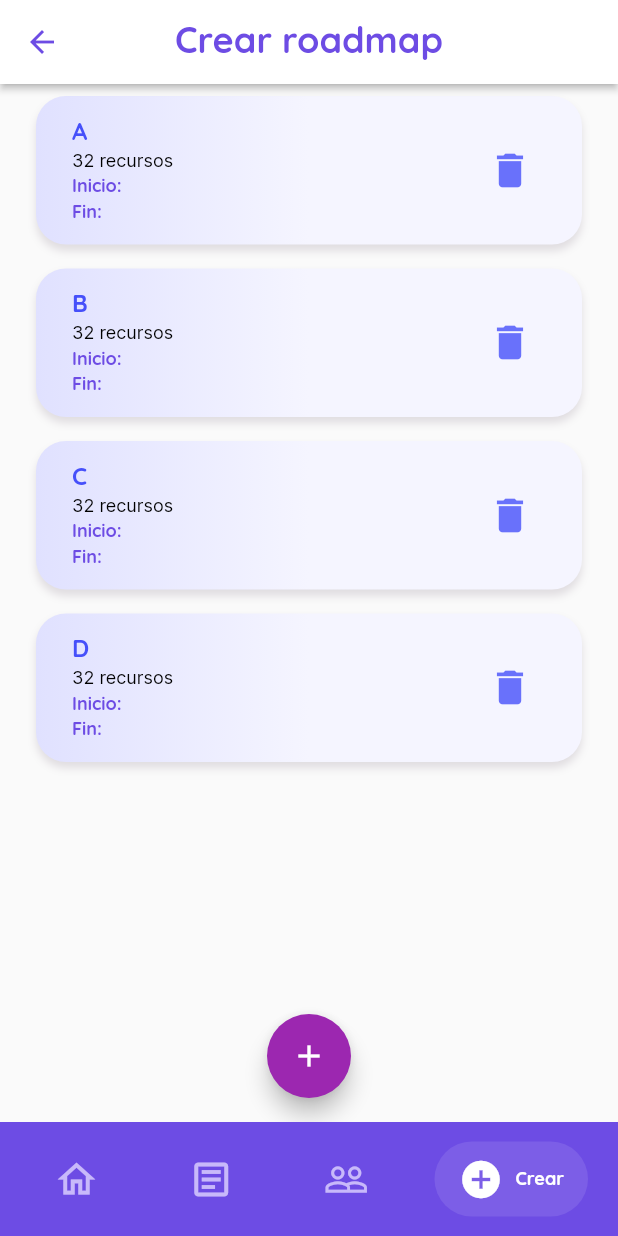
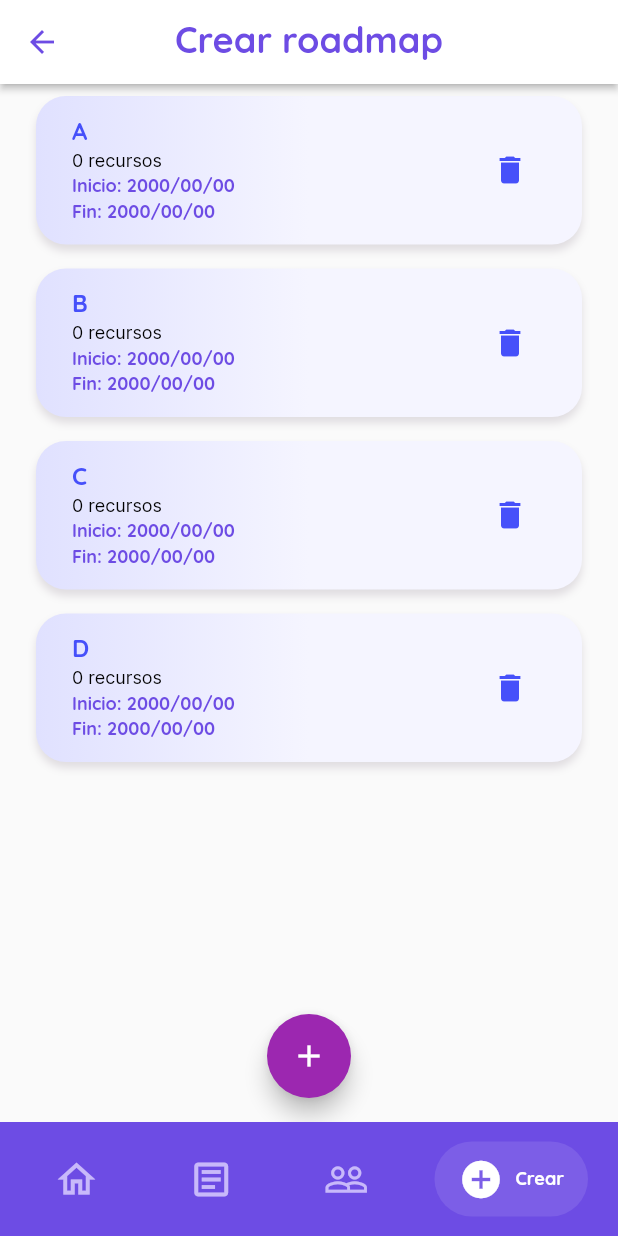
Before and after one commit to SimonRamos88/Aristeia, a Flutter app: the Create2Screen screen opened by its route, on a phone screen of 412 x 824 dp. Run offline on Flutter 3.47's test engine with Material 2 defaults, Android fonts, the phone set to English and light mode, and no system bars; drawn by our look-alikes of salomon_bottom_bar; our stand-ins replace auto_route, cloud_firestore, firebase_auth, firebase_core, flutter_rating_bar, gradient_borders; accounts and stored records are empty.

Commit message:
Atributos fechaInicio, fechaFin y update

```diff
--- a/lib/core/widgets/block_card.dart
+++ b/lib/core/widgets/block_card.dart
@@ -2,7 +2,7 @@ import 'package:aristeia_app/core/utils/app_colors.dart';
 import 'package:aristeia_app/core/utils/app_effects.dart';
 import 'package:aristeia_app/core/utils/app_gradients.dart';
 import 'package:aristeia_app/core/utils/text_styles.dart';
-import 'package:aristeia_app/core/widgets/state_widget.dart';
+import 'package:aristeia_app/core/widgets/etiqueta.dart';
 import 'package:flutter/material.dart';
 
 class BlockCard extends StatelessWidget {
@@ -13,18 +13,24 @@ class BlockCard extends StatelessWidget {
   final void Function()? onTap;
   final bool myRoadmap;
   final String nombreBloque;
-  final String cantidadRecursos;
+  final int cantidadRecursos;
   final bool edit;
-  final void Function()? onDelete;
+  final Function()? onDelete;
+  final Function()? update;
+  final String fechaInicio;
+  final String fechaFin;
 
   const BlockCard({
     super.key,
     this.onTap,
     this.onDelete,
+    this.update,
     this.myRoadmap = true,
     this.nombreBloque = 'Nombre del bloque',
-    this.cantidadRecursos = 'Descripción del roadmap',
-    this.edit = false,
+    this.fechaInicio = "2000/00/00",
+    this.fechaFin = "2000/00/00",
+    this.cantidadRecursos = 0,
+    this.edit = true,
   });
 
   @override
@@ -50,21 +56,22 @@ class BlockCard extends StatelessWidget {
                   mainAxisAlignment: MainAxisAlignment.center,
                   crossAxisAlignment: CrossAxisAlignment.start,
                   children: [
-                    Text(nombreBloque,
+                    Text(
+                        nombreBloque,
                         softWrap: true,
                         style:
                             heading3bStyle.copyWith(color: colors.blueColor)),
                     const SizedBox(
                       height: 5,
                     ),
-                    Text('32 recursos',
+                    Text('${cantidadRecursos.toString()} recursos',
                         softWrap: true,
                         style: bodyStyle.copyWith(color: Colors.black)),
                     const SizedBox(
                       height: 5,
                     ),
                     myRoadmap
-                        ? Text('Inicio:',
+                        ? Text('Inicio: ' + fechaInicio,
                             softWrap: true,
                             style: subheadingbStyle.copyWith(
                                 color: Theme.of(context).primaryColor))
@@ -75,7 +82,7 @@ class BlockCard extends StatelessWidget {
                           )
                         : const SizedBox(height: 0, width: 0),
                     myRoadmap
-                        ? Text('Fin:',
+                        ? Text('Fin: ' + fechaFin,
                             softWrap: true,
                             style: subheadingbStyle.copyWith(
                                 color: Theme.of(context).primaryColor))
@@ -89,11 +96,16 @@ class BlockCard extends StatelessWidget {
                           onPressed: onDelete,
                           icon: Icon(
                             Icons.delete,
-                            size: 30,
-                            color: colors.blueColor.withOpacity(0.8),
+                            size: 24,
+                            color: colors.blueColor,
                           ),
                         )
-                      : const StateWidget(large: false, estado: 0)
+                      : Text('estado',
+                          maxLines: 2,
+                          overflow: TextOverflow.ellipsis,
+                          softWrap: true,
+                          style: subheadingbStyle.copyWith(
+                              color: Theme.of(context).primaryColor))
                   : const SizedBox(height: 0, width: 0),
             ],
           ),
```
